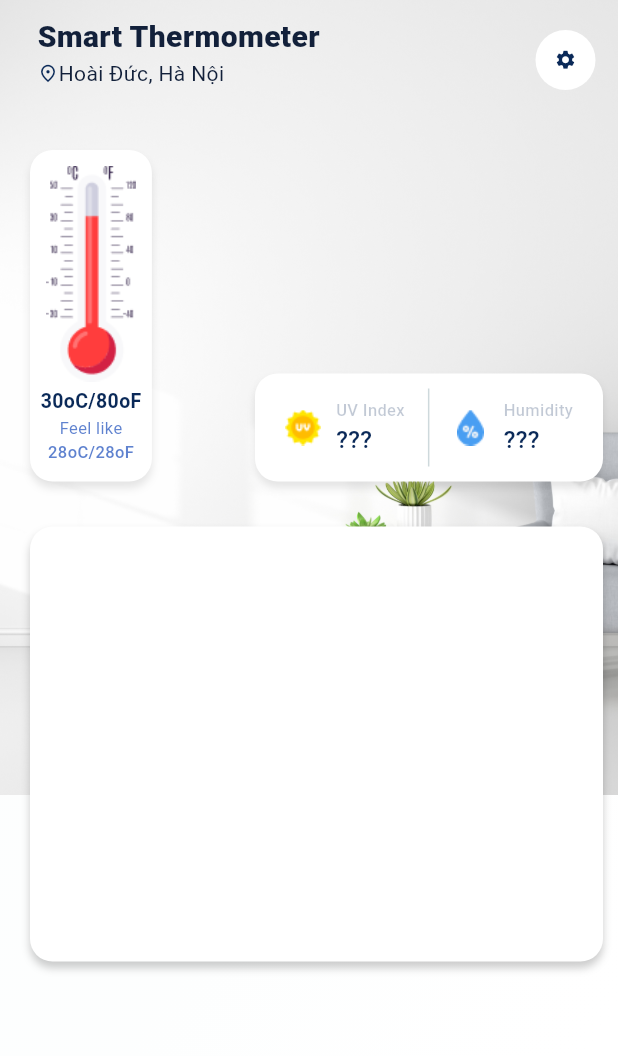
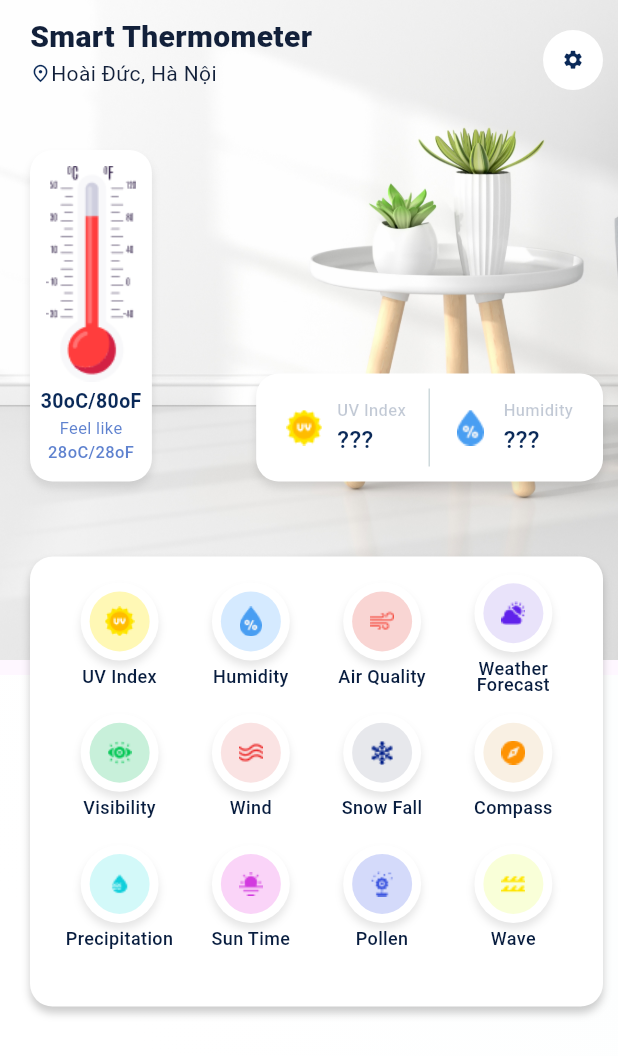
Before and after one commit to Hung2003s/Weather_APP_LMH, a Flutter app: the screen it shows after launch, on a phone screen of 412 x 824 dp. Shown: the top 1056 px of the screen. Run offline on Flutter 3.47's test engine with Material 3 defaults, Android fonts, the light colour scheme and no system bars.

Commit message:
create app

```diff
--- /dev/null
+++ b/lib/model/appservice.dart
@@ -0,0 +1,31 @@
+import 'dart:ui';
+
+class Appservice {
+  String _name;
+  String _logo;
+  int _color;
+
+
+  Appservice(this._name, this._logo, this._color);
+
+
+  int get color => _color;
+
+  set color(int value) {
+    _color = value;
+  }
+
+  String get logo => _logo;
+
+  set logo(String value) {
+    _logo = value;
+  }
+
+  String get name => _name;
+
+  set name(String value) {
+    _name = value;
+  }
+
+
+}
--- a/lib/model/service.dart
+++ /dev/null
@@ -1,12 +0,0 @@
-class Service {
-  String name;
-  String logo;
-  String color;
-
-  Service({required this.name, required this.logo, required this.color});
-
-  @override
-  String toString() {
-    return 'Service{name: $name, logo: $logo, color: $color}';
-  }
-}
--- a/lib/view/homepage.dart
+++ b/lib/view/homepage.dart
@@ -1,7 +1,6 @@
-import 'dart:developer';
 
-import 'package:flutter/cupertino.dart';
 import 'package:flutter/material.dart';
+import 'package:weatherapp/model/appservice.dart';
 
 class Homepage extends StatefulWidget {
   const Homepage({super.key});
@@ -11,8 +10,21 @@ class Homepage extends StatefulWidget {
 }
 
 class _HomepageState extends State<Homepage> {
-
-
+  int currentindex = 0;
+  final List<Appservice> _listservice = [
+    Appservice('UV Index', 'assets/images/uvlogo.png', 0xffFFF8B5),
+    Appservice('Humidity', 'assets/images/humiditylogo.png',0xffD5EAFF ),
+    Appservice('Air Quality', 'assets/images/airqualitylogo.png',0xffF9D5D3 ),
+    Appservice('Weather Forecast', 'assets/images/weatherforecastlogo.png', 0xffE9E3FA),
+    Appservice('Visibility', 'assets/images/visibilitylogo.png',0xffC8F0DA ),
+    Appservice('Wind', 'assets/images/windlogo.png',0xffFAE3E3 ),
+    Appservice('Snow Fall', 'assets/images/snowfalllogo.png', 0xffE7E8EC),
+    Appservice('Compass', 'assets/images/compasslogo.png', 0xffF9F0E3),
+    Appservice('Precipitation', 'assets/images/precipitationlogo.png',0xffD3F9F9 ),
+    Appservice('Sun Time', 'assets/images/suntimelogo.png',0xffFAD4F8 ),
+    Appservice('Pollen', 'assets/images/pollenlogo.png', 0xffD4DAFA),
+    Appservice('Wave', 'assets/images/wavelogo.png',0xffF9FFD8 ),
+  ];
 
   @override
   Widget build(BuildContext context) {
@@ -25,27 +37,35 @@ class _HomepageState extends State<Homepage> {
             padding: EdgeInsets.all(0),
             child: Column(
               children: [
-                Container(
-                  height: 534,
-                  decoration: BoxDecoration(
-                      image: DecorationImage(
-                    image: AssetImage('assets/images/homepage_image.jpg'),
-                    fit: BoxFit.fitHeight,
-                  )),
+                ClipRect(
+                  child: Transform.scale(
+                    scale: 2,
+                    alignment: Alignment.bottomCenter,
+                    child: Image(
+                      image: AssetImage('assets/images/homepage_image.jpg'),
+                      fit: BoxFit.cover,
+                      width: MediaQuery.of(context).size.width,
+                      height: 440,
+                    ),
+                  ),
+
                 ),
               ],
             ),
           ),
           Container(
-            margin: EdgeInsets.only(top: 530),
+            margin: EdgeInsets.only(top: 450),
             decoration: BoxDecoration(
               color: Colors.white,
             ),
             child: Container(
               decoration: BoxDecoration(
-                  gradient: LinearGradient(begin: Alignment.topCenter, colors: [
-                Color(0xffF4FAFA).withOpacity(0.2),
-                Colors.white.withOpacity(0.1),
+                  gradient: LinearGradient(
+                      begin: Alignment.bottomCenter,
+                      colors: [
+                        Colors.white.withValues(alpha: 0.1),
+                        Color(0xffF4FAFA).withValues(alpha: 0.2),
+
               ])),
             ),
           ),
@@ -55,7 +75,6 @@ class _HomepageState extends State<Homepage> {
               children: [
                 Container(
                   height: 60,
-                  padding: EdgeInsets.symmetric(horizontal: 5),
                   child: Row(
                     mainAxisAlignment: MainAxisAlignment.spaceBetween,
                     children: [
@@ -122,7 +141,7 @@ class _HomepageState extends State<Homepage> {
                             borderRadius: BorderRadius.circular(15),
                             boxShadow: [
                               BoxShadow(
-                                color: Colors.black.withOpacity(0.1),
+                                color: Colors.black.withValues(alpha: 0.1),
                                 spreadRadius: 0,
                                 blurRadius: 4,
                                 offset: Offset(0, 4),
@@ -151,7 +170,7 @@ class _HomepageState extends State<Homepage> {
                             Text(
                               'Feel like',
                               style: TextStyle(
-                                color: Color(0xff0A2958BF).withOpacity(0.75),
+                                color: Color(0xff0A2958BF).withValues(alpha: 0.75),
                                 fontSize: 11,
                                 fontWeight: FontWeight.w400,
                               ),
@@ -159,7 +178,7 @@ class _HomepageState extends State<Homepage> {
                             Text(
                               '28oC/28oF',
                               style: TextStyle(
-                                color: Color(0xff0A2958BF).withOpacity(0.75),
+                                color: Color(0xff0A2958BF).withValues(alpha: 0.75),
                                 fontSize: 11,
                                 fontWeight: FontWeight.w500,
                               ),
@@ -169,14 +188,13 @@ class _HomepageState extends State<Homepage> {
                       ),
                       Container(
                         height: 72,
-                        width: 232,
-                        padding: EdgeInsets.symmetric(horizontal: 20),
+                        padding: EdgeInsets.symmetric(horizontal: 20 ),
                         decoration: BoxDecoration(
                             color: Colors.white,
                             borderRadius: BorderRadius.circular(15),
                             boxShadow: [
                               BoxShadow(
-                                color: Colors.black.withOpacity(0.1),
+                                color: Colors.black.withValues(alpha: 0.1),
                                 spreadRadius: 0,
                                 blurRadius: 4,
                                 offset: Offset(0, 4),
@@ -210,7 +228,7 @@ class _HomepageState extends State<Homepage> {
                                           'UV Index',
                                           style: TextStyle(
                                               color: Color(0xff0A2958)
-                                                  .withOpacity(0.25),
+                                                  .withValues(alpha: 0.25),
                                               fontWeight: FontWeight.w500,
                                               fontSize: 11),
                                         ),
@@ -227,6 +245,7 @@ class _HomepageState extends State<Homepage> {
                                 ],
                               ),
                             ),
+                            SizedBox(width: 15,),
                             Container(
                               margin: EdgeInsets.symmetric(vertical: 10),
                               width: 1,
@@ -234,6 +253,7 @@ class _HomepageState extends State<Homepage> {
                                 color: Color(0xffCED9DC),
                               ),
                             ),
+                            SizedBox(width: 15,),
                             Container(
                               child: Row(
                                 children: [
@@ -259,7 +279,7 @@ class _HomepageState extends State<Homepage> {
                                           'Humidity',
                                           style: TextStyle(
                                               color: Color(0xff0A2958)
-                                                  .withOpacity(0.25),
+                                                  .withValues(alpha: 0.25),
                                               fontWeight: FontWeight.w500,
                                               fontSize: 11),
                                         ),
@@ -282,27 +302,35 @@ class _HomepageState extends State<Homepage> {
                     ],
                   ),
                 ),
-                SizedBox(height: 30,),
+                SizedBox(
+                  height: 50,
+                ),
                 Container(
-                  height: 290,
-                  padding: EdgeInsets.symmetric(horizontal: 100),
+                  height: 300,
+                  padding: EdgeInsets.symmetric(horizontal: 16, vertical: 10),
                   decoration: BoxDecoration(
-                    color: Colors.white,
-                    borderRadius: BorderRadius.circular(15),
+                      color: Colors.white,
+                      borderRadius: BorderRadius.circular(15),
                       boxShadow: [
                         BoxShadow(
-                          color: Colors.black.withOpacity(0.2),
+                          color: Colors.black.withValues(alpha: 0.2),
                           spreadRadius: 0,
                           blurRadius: 4,
                           offset: Offset(0, 4),
                         ),
-                      ]
+                      ]),
+                  child: GridView.builder(
+                    gridDelegate: SliverGridDelegateWithFixedCrossAxisCount(
+                      crossAxisCount: 4,
+                    ),
+                    physics: NeverScrollableScrollPhysics(),
+                    itemCount: _listservice.length,
+                    itemBuilder: (BuildContext context, int index) {
+                      return OneeElementService(
+                        appservice: _listservice[index],
+                      );
+                    },
                   ),
-                  child: ListView.builder(
-                      itemCount: 10,
-                      itemBuilder: (context, index) {
-                        return Container();
-                      }),
                 )
               ],
             ),
@@ -311,5 +339,60 @@ class _HomepageState extends State<Homepage> {
       ),
     );
   }
+}
 
+class OneeElementService extends StatelessWidget {
+  final Appservice appservice;
+  const OneeElementService({super.key, required this.appservice});
+  @override
+  Widget build(BuildContext context) {
+    return Container(
+      margin: EdgeInsets.only(bottom: 5),
+      child: Column(
+        crossAxisAlignment: CrossAxisAlignment.center,
+        mainAxisAlignment: MainAxisAlignment.center,
+        children: <Widget>[
+          Container(
+            padding: EdgeInsets.all(6),
+            decoration: BoxDecoration(
+                shape: BoxShape.circle,
+                color: Colors.white,
+                boxShadow: [
+                  BoxShadow(
+                    color: Colors.black.withValues(alpha: 0.1),
+                    spreadRadius: 0,
+                    blurRadius: 4,
+                    offset: Offset(0, 4),
+                  ),
+                ]),
+            child: Container(
+              padding: EdgeInsets.all(10),
+              decoration: BoxDecoration(
+                  color: Color(appservice.color), shape: BoxShape.circle),
+              child: Container(
+                padding: EdgeInsets.all(10),
+                decoration: BoxDecoration(
+                    image: DecorationImage(image: AssetImage(appservice.logo))),
+              ),
+            ),
+          ),
+          SizedBox(
+            height: 5,
+          ),
+          Container(
+            child: Text(
+              appservice.name,
+              style: TextStyle(
+                  color: Color(0xff081D3F),
+                  fontSize: 12,
+                  fontWeight: FontWeight.w500,
+                height: 0.9
+              ),
+              textAlign: TextAlign.center,
+            ),
+          )
+        ],
+      ),
+    );
+  }
 }
```
Also changed, not shown: assets/images/airqualitylogo.png (added), assets/images/compasslogo.png (added), assets/images/pollenlogo.png (added), assets/images/precipitationlogo.png (added), assets/images/snowfalllogo.png (added), assets/images/suntimelogo.png (added), assets/images/visibilitylogo.png (added), assets/images/wavelogo.png (added), assets/images/weatherforecastlogo.png (added), assets/images/windlogo.png (added).
